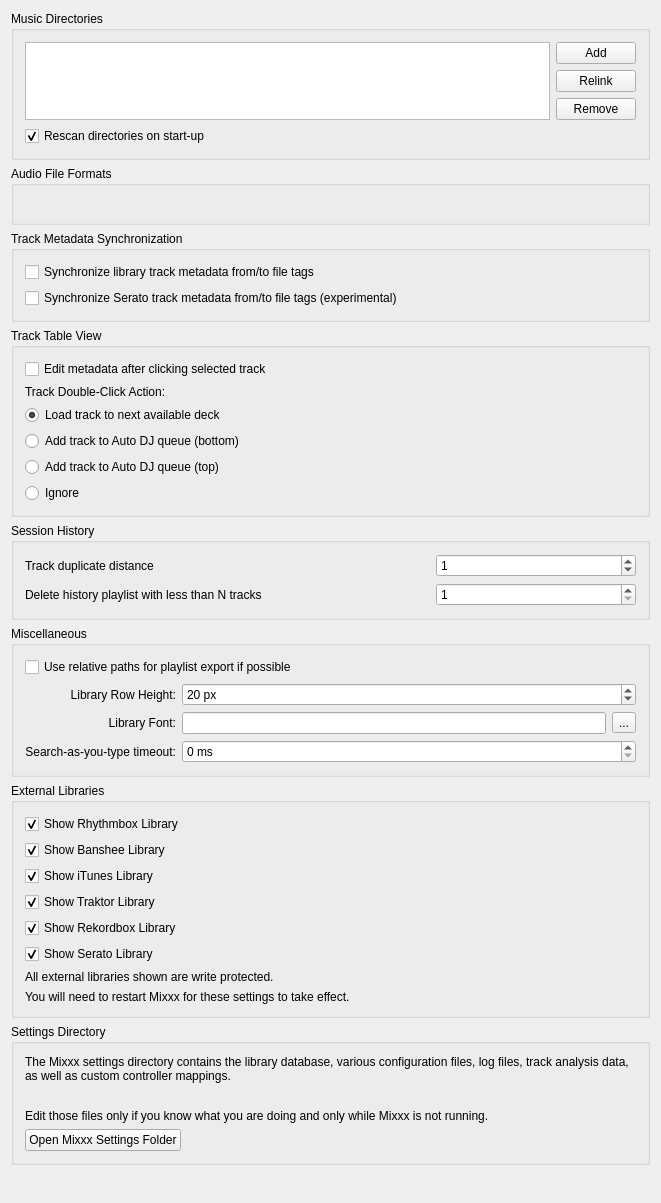
Old version of the form src/preferences/dialog/dlgpreflibrarydlg.ui in the repository fatihemreyildiz/mixxx.
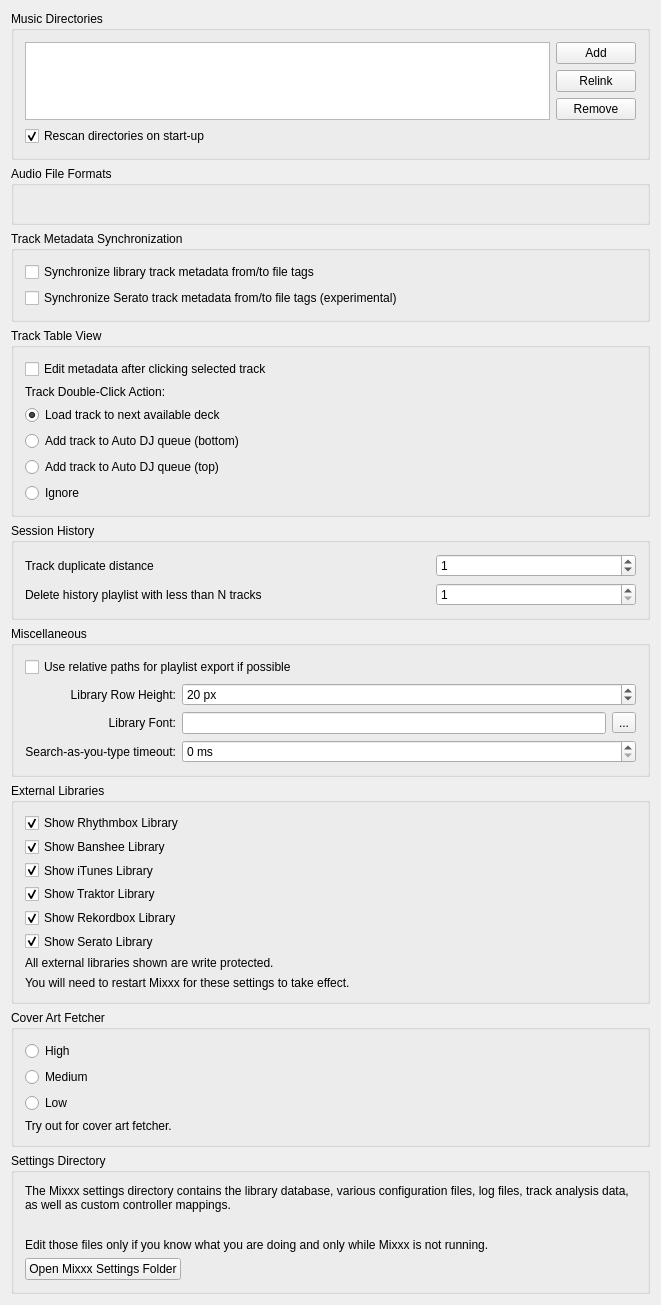
New version of the form.

Commit message: cover art fetcher preferences added..

The edit to the form file:
```diff
--- a/src/preferences/dialog/dlgpreflibrarydlg.ui
+++ b/src/preferences/dialog/dlgpreflibrarydlg.ui
@@ -452,6 +452,50 @@
     </widget>
    </item>
 
+   <item>
+    <widget class="QGroupBox" name="groupBox_cover_art_fetcher">
+     <property name="title">
+      <string>Cover Art Fetcher</string>
+     </property>
+     <layout class="QGridLayout" name="gridLayout_cover_art_fetcher">
+      <item row="0" column="0">
+       <widget class="QRadioButton" name="radioButton_cover_art_fetcher_highest">
+        <property name="text">
+         <string>High</string>
+        </property>
+        <property name="checked">
+        </property>
+       </widget>
+      </item>
+      <item row="1" column="0">
+       <widget class="QRadioButton" name="radioButton_cover_art_fetcher_medium">
+        <property name="text">
+         <string>Medium</string>
+        </property>
+        <property name="checked">
+        </property>
+       </widget>
+      </item>
+      <item row="2" column="0">
+       <widget class="QRadioButton" name="radioButton_cover_art_fetcher_lowest">
+        <property name="text">
+         <string>Low</string>
+        </property>
+        <property name="checked">
+        </property>
+       </widget>
+      </item>
+      <item row="3" column="0">
+       <widget class="QLabel" name="label_10">
+        <property name="text">
+         <string>Try out for cover art fetcher.</string>
+        </property>
+       </widget>
+      </item>
+     </layout>
+    </widget>
+   </item>
+
    <item>
     <widget class="QGroupBox" name="groupBox_settingsDir">
      <property name="title">
```
Left out of the diff: 3 changed lines with no effect on the pictures. The commit also changes 16 other files.
